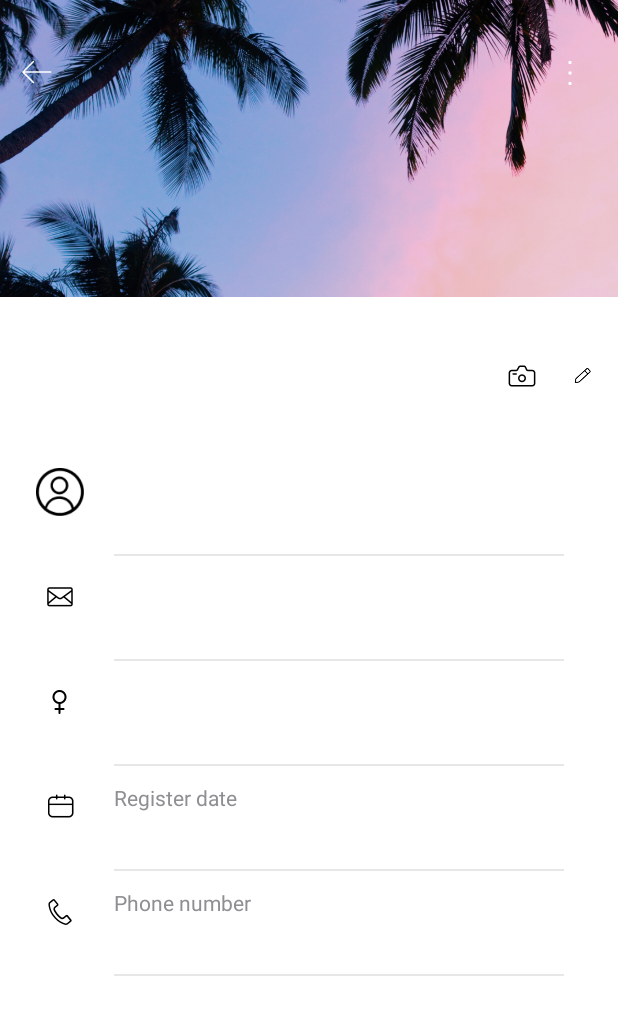
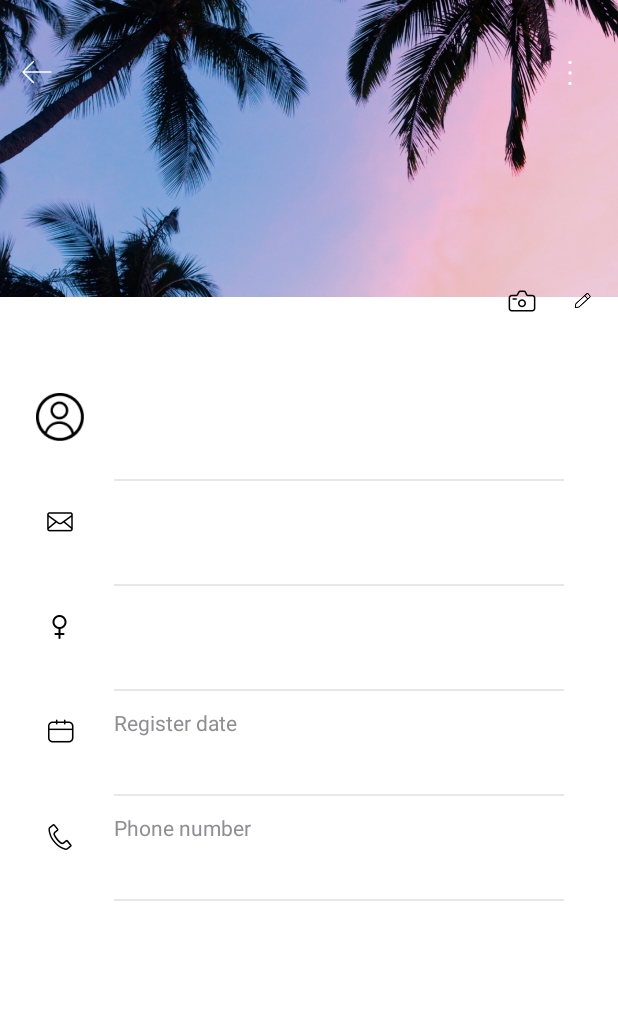
Before and after one commit to CasiqueJhon/RandomUser, an Android app: the fragment UserDetailFragment placed in its activity, on a phone screen of 412 x 824 dp. Shown: the top 1015 px of the screen. Run offline under Robolectric (Android 15) with nearby library versions, the phone set to English and light mode, and no system bars; our stand-ins replace Dagger/Hilt's generated code, paging; pictures from the network do not load; 1 statement that could not run was skipped.

Commit message:
solved UI problems

```diff
--- a/app/src/main/res/layout/fragment_user_detail.xml
+++ b/app/src/main/res/layout/fragment_user_detail.xml
@@ -235,7 +235,7 @@
             android:layout_width="32dp"
             android:layout_height="32dp"
             android:layout_marginStart="24dp"
-            android:layout_marginBottom="200dp"
+            android:layout_marginBottom="250dp"
             app:layout_constraintBottom_toBottomOf="parent"
             app:layout_constraintStart_toStartOf="parent"
             android:src="@drawable/ic_phone" />
```
